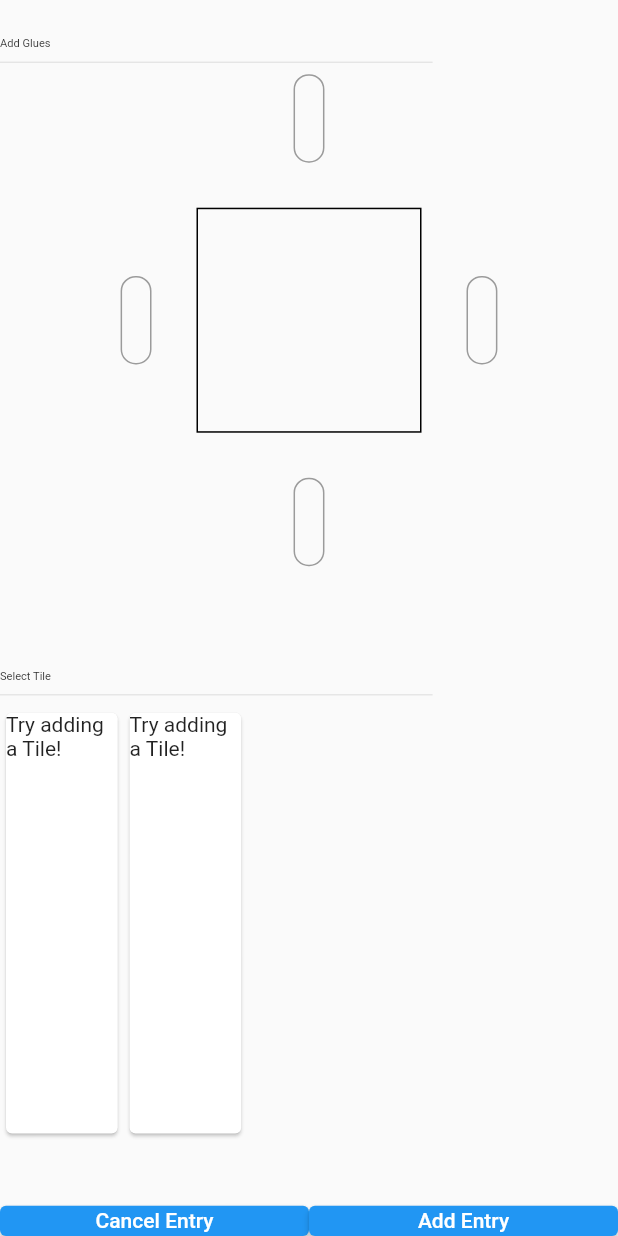
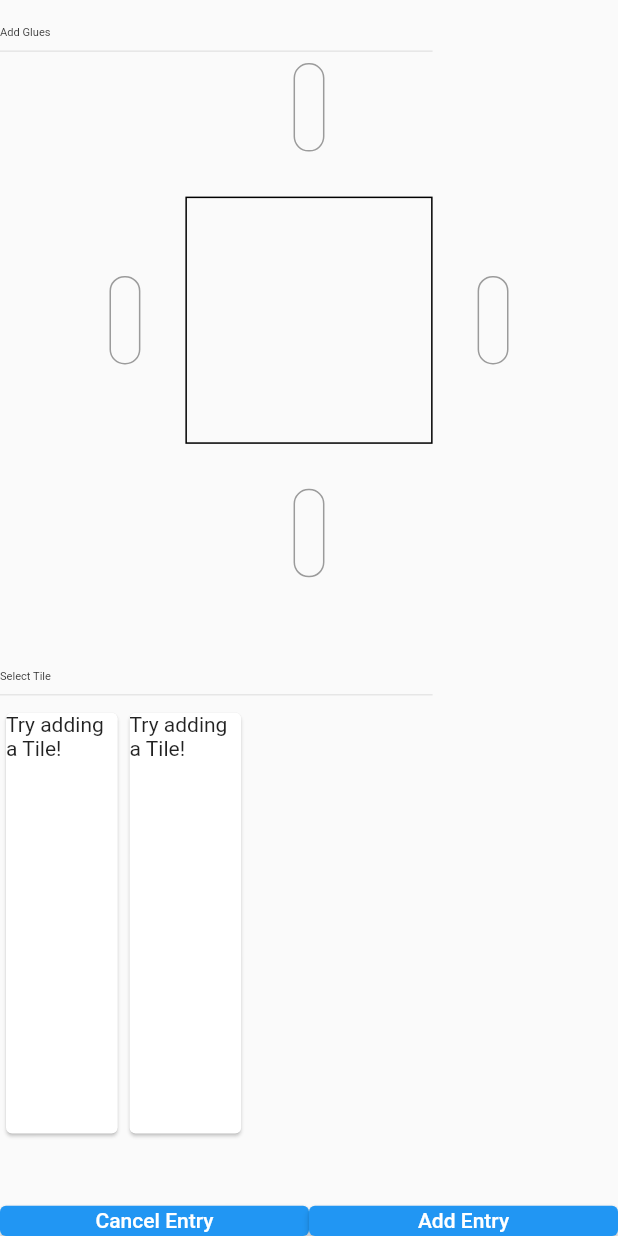
Before and after one commit to dangersflow/pats-project, a Flutter app: the TileSelectorWithPool widget shown alone on an empty page, opened directly with empty values, after a tap on "Add Entry", on a phone screen of 412 x 824 dp. Run offline on Flutter 3.47's test engine with Material 2 defaults, Android fonts, the phone set to English and light mode, and no system bars; drawn by our look-alikes of flutter_layout_grid; our stand-ins replace animate_do, cached_network_image, cloud_firestore, firebase_core, firebase_storage, flutter_colorpicker and 3 more; missing offline and left inert: firebase_image; accounts and stored records are empty.

Commit message:
added responsive sizing to tileWithGlues

```diff
--- a/lib/components/tile_selector with_pool.dart
+++ b/lib/components/tile_selector with_pool.dart
@@ -134,13 +134,13 @@ class _TileSelectorWithPoolState extends State<TileSelectorWithPool> {
                     Padding(padding: EdgeInsets.fromLTRB(0, 0, 30, 0)),
                     widget.hasSelectedTile
                         ? SizedBox(
-                            height: 150,
-                            width: 150,
+                            height: MediaQuery.of(context).size.height * 0.2,
+                            width: MediaQuery.of(context).size.height * 0.2,
                             child: widget.currentTileSelected,
                           )
                         : Container(
-                            height: 150,
-                            width: 150,
+                            height: MediaQuery.of(context).size.height * 0.2,
+                            width: MediaQuery.of(context).size.height * 0.2,
                             decoration: BoxDecoration(
                                 border: Border.all(color: Colors.black)),
                           ),
@@ -228,7 +228,9 @@ class _TileSelectorWithPoolState extends State<TileSelectorWithPool> {
             Expanded(
                 child: ElevatedButton(
               child: Text("Add Entry"),
-              onPressed: () {},
+              onPressed: () {
+                widget.hideTileSetEntry!();
+              },
             ))
           ],
         ).inGridArea('buttons')
```
